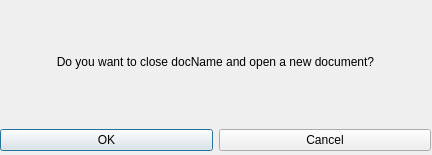
Above: client/AlertNewDocument.ui from anphetamina/CoText before the change. Below: the same form after it.
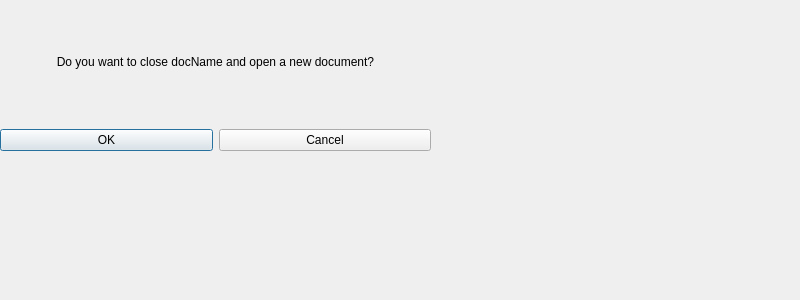
That is the form after the change.

Diff of the .ui file:
```diff
--- a/client/AlertNewDocument.ui
+++ b/client/AlertNewDocument.ui
@@ -6,10 +6,28 @@
    <rect>
     <x>0</x>
     <y>0</y>
-    <width>432</width>
-    <height>155</height>
+    <width>800</width>
+    <height>300</height>
    </rect>
   </property>
+  <property name="sizePolicy">
+   <sizepolicy hsizetype="Fixed" vsizetype="Fixed">
+    <horstretch>0</horstretch>
+    <verstretch>0</verstretch>
+   </sizepolicy>
+  </property>
+  <property name="minimumSize">
+   <size>
+    <width>800</width>
+    <height>300</height>
+   </size>
+  </property>
+  <property name="maximumSize">
+   <size>
+    <width>800</width>
+    <height>329</height>
+   </size>
+  </property>
   <property name="windowTitle">
    <string>Dialog</string>
   </property>
```
